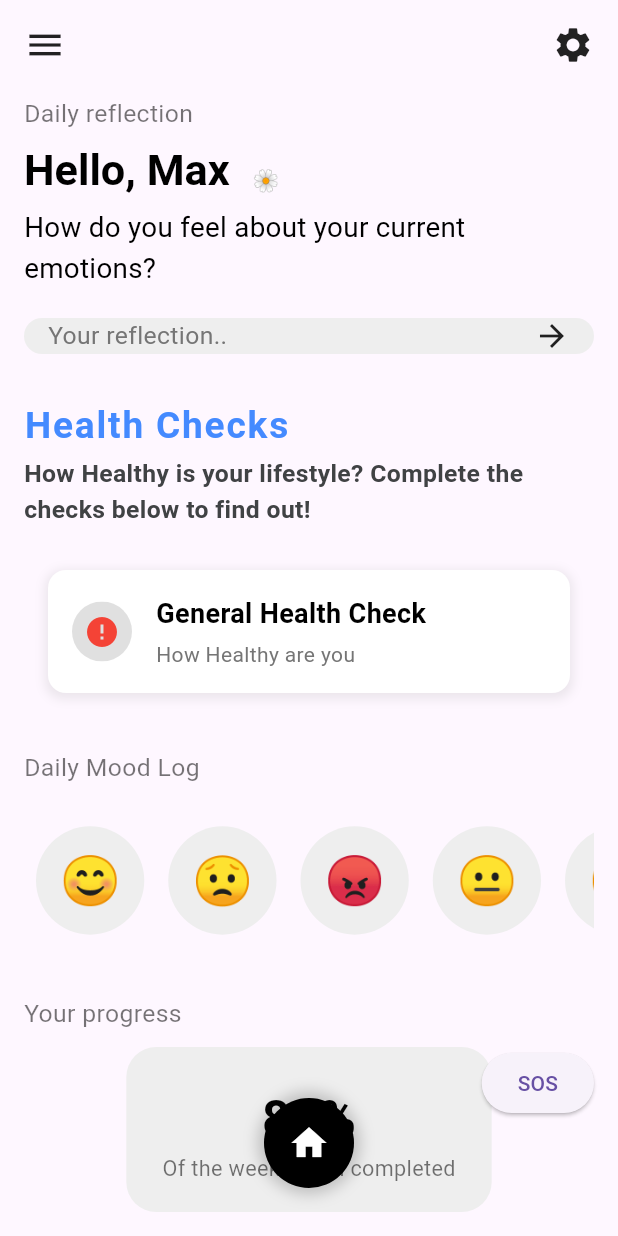
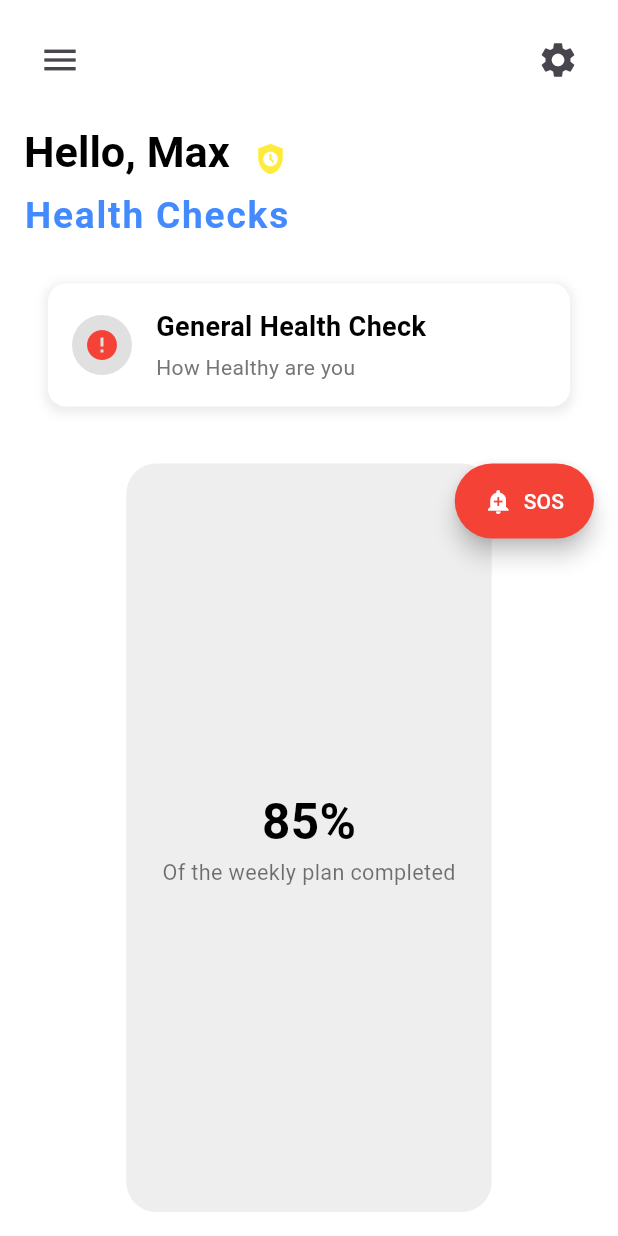
Before and after one commit to navaneeth0041/VitaCare, a Flutter app: the ReflectionPage screen opened directly, on a phone screen of 412 x 824 dp. Run offline on Flutter 3.47's test engine with Material 3 defaults, Android fonts, the phone set to English and light mode, and no system bars; our stand-ins replace cloud_firestore, firebase_core, firebase_storage, flutter_local_notifications, flutter_riverpod, flutter_tts and 5 more; accounts and stored records are empty; network calls fail.

Commit message:
feat:Add SOS Button in all cod eand changd some uis

```diff
--- a/vitacare/lib/homepage.dart
+++ b/vitacare/lib/homepage.dart
@@ -5,6 +5,7 @@ import 'package:vitacare/ProfilePage.dart';
 import 'package:vitacare/aichat.dart';
 import 'package:vitacare/components/stat_card.dart';
 import 'package:vitacare/fitness_page.dart';
+import 'package:vitacare/meeting_page.dart';
 import 'package:vitacare/views/Medication/medication_tracker_screen.dart';
 import 'package:vitacare/reflection_page.dart';
 
@@ -39,7 +40,7 @@ class HomePageState extends State<HomePage> {
       ],
       remainingSeconds: 120,
     ),
-    const ReflectionPage(),
+    MeetingPage(),
     MedicationTrackerScreen(),
     const DoctorAppointmentPage(),
     const PatientProfilePage(),
--- a/vitacare/lib/reflection_page.dart
+++ b/vitacare/lib/reflection_page.dart
@@ -15,27 +15,33 @@ class ReflectionPage extends StatelessWidget {
     final double screenWidth = MediaQuery.of(context).size.width;
 
     return Scaffold(
+      backgroundColor: Colors.white,
       body: SafeArea(
+        child: Container(
+          decoration: BoxDecoration(
+          ),
           child: Padding(
             padding: const EdgeInsets.all(16.0),
             child: Column(
               crossAxisAlignment: CrossAxisAlignment.start,
               children: [
-              const Row(
+                // Header icons with a pulsing animation on tap
+                Row(
                   mainAxisAlignment: MainAxisAlignment.spaceBetween,
                   children: [
-                  Icon(Icons.menu, size: 28),
-                  Icon(Icons.settings, size: 28),
+                    IconButton(
+                      icon: const Icon(Icons.menu, size: 28),
+                      onPressed: () {},
+                    ),
+                    IconButton(
+                      icon: const Icon(Icons.settings, size: 28),
+                      onPressed: () {},
+                    ),
                   ],
                 ),
                 const SizedBox(height: 20),
 
-              Text(
-                'Daily reflection',
-                style: CustomStyles.subheadingTextStyle(screenWidth),
-              ),
-              const SizedBox(height: 8),
-
+                // Animated Hero Banner
                 RichText(
                   text: TextSpan(
                     text: 'Hello, Max ',
@@ -44,41 +50,13 @@ class ReflectionPage extends StatelessWidget {
                       WidgetSpan(
                         child: Padding(
                           padding: EdgeInsets.only(left: 8.0),
-                        child: Text('🌼'),
+                          child: Icon(Icons.safety_check, color: Colors.yellow, size: 24),
                         ),
                       ),
                     ],
                   ),
                 ),
                 const SizedBox(height: 8),
-
-              Text(
-                'How do you feel about your current emotions?',
-                style: CustomStyles.questionTextStyle(screenWidth),
-              ),
-              const SizedBox(height: 20),
-
-              Container(
-                padding: const EdgeInsets.symmetric(horizontal: 16),
-                decoration: BoxDecoration(
-                  color: Colors.grey.shade200,
-                  borderRadius: BorderRadius.circular(20),
-                ),
-                child: Row(
-                  mainAxisAlignment: MainAxisAlignment.spaceBetween,
-                  children: [
-                    Text(
-                      'Your reflection..',
-                      style: TextStyle(
-                        fontSize: screenWidth * 0.04,
-                        color: Colors.grey.shade600,
-                      ),
-                    ),
-                    const Icon(Icons.arrow_forward, size: 24),
-                  ],
-                ),
-              ),
-              const SizedBox(height: 30),
 
                 // Health Check Section
                 Text(
@@ -89,20 +67,8 @@ class ReflectionPage extends StatelessWidget {
                     color: Colors.blueAccent,
                     letterSpacing: 1.2,
                   ),
-                overflow: TextOverflow.ellipsis,
-              ),
-              const SizedBox(height: 3),
-              Text(
-                'How Healthy is your lifestyle? Complete the checks below to find out!',
-                style: TextStyle(
-                  fontSize: screenWidth * 0.04,
-                  fontWeight: FontWeight.bold,
-                  color: const Color.fromRGBO(64, 66, 68, 1),
-                ),
-                overflow: TextOverflow.visible,
                 ),
                 const SizedBox(height: 20),
-
                 Checkcontainer(
                   title: "General Health Check",
                   subtitle: "How Healthy are you",
@@ -122,42 +88,13 @@ class ReflectionPage extends StatelessWidget {
                     );
                   },
                 ),
-
                 const SizedBox(height: 30),
 
-              Text(
-                'Daily Mood Log',
-                style: CustomStyles.subheadingTextStyle(screenWidth),
-              ),
-              const SizedBox(height: 16),
-
-              const SingleChildScrollView(
-                scrollDirection: Axis.horizontal,
-                child: Row(
-                  mainAxisAlignment: MainAxisAlignment.spaceAround,
-                  children: [
-                    MoodEmoji(icon: '😊'),
-                    MoodEmoji(icon: '😟'),
-                    MoodEmoji(icon: '😡'),
-                    MoodEmoji(icon: '😐'),
-                    MoodEmoji(icon: '😞'),
-                    MoodEmoji(icon: '😄'),
-                  ],
-                ),
-              ),
-              const SizedBox(height: 30),
-
-              Text(
-                'Your progress',
-                style: CustomStyles.subheadingTextStyle(screenWidth),
-              ),
-              const SizedBox(height: 10),
-
+                // Animated Progress Indicator
                 Expanded(
                   child: Stack(
                     children: [
-                    Align(
-                      alignment: Alignment.center,
+                      Center(
                         child: Container(
                           padding: const EdgeInsets.all(24),
                           decoration: BoxDecoration(
@@ -167,9 +104,15 @@ class ReflectionPage extends StatelessWidget {
                           child: Column(
                             mainAxisAlignment: MainAxisAlignment.center,
                             children: [
-                            Text(
-                              '89%',
+                              TweenAnimationBuilder(
+                                tween: Tween<double>(begin: 0, end: 89),
+                                duration: const Duration(seconds: 2),
+                                builder: (context, value, child) {
+                                  return Text(
+                                    '${value.toStringAsFixed(0)}%',
                                     style: CustomStyles.progressTextStyle(screenWidth),
+                                  );
+                                },
                               ),
                               Text(
                                 'Of the weekly plan completed',
@@ -186,13 +129,6 @@ class ReflectionPage extends StatelessWidget {
                           emergencyContacts: const ['+918089198810','+916238170626'],
                         ),
                       ),
-                    Align(
-                      alignment: Alignment.bottomCenter,
-                      child: Padding(
-                        padding: const EdgeInsets.only(bottom: 16.0),
-                        child: _buildBottomNavButton(Icons.home),
-                      ),
-                    ),
                     ],
                   ),
                 ),
@@ -200,17 +136,24 @@ class ReflectionPage extends StatelessWidget {
             ),
           ),
         ),
+      ),
     );
   }
 
   Widget _buildBottomNavButton(IconData icon) {
-    return Container(
+    return GestureDetector(
+      onTap: () {
+        // Add navigation or action on tap
+      },
+      child: Container(
         decoration: BoxDecoration(
-        color: Colors.black,
+          gradient: LinearGradient(
+            colors: [Colors.blue.shade600, Colors.blueAccent],
+          ),
           shape: BoxShape.circle,
           boxShadow: [
             BoxShadow(
-            color: Colors.black.withOpacity(0.2),
+              color: Colors.blue.withOpacity(0.2),
               spreadRadius: 4,
               blurRadius: 8,
             ),
@@ -222,6 +165,7 @@ class ReflectionPage extends StatelessWidget {
           color: Colors.white,
           size: 28,
         ),
+      ),
     );
   }
 }
--- a/vitacare/lib/sos_button.dart
+++ b/vitacare/lib/sos_button.dart
@@ -49,11 +49,26 @@ class SOSButton extends StatelessWidget {
     }
   }
 
-  @override
+ @override
   Widget build(BuildContext context) {
-    return ElevatedButton(
+    return ElevatedButton.icon(
       onPressed: () => handleSOS(),
-      child: Text('SOS'),
+      icon: const Icon(
+        Icons.add_alert, // You can choose any suitable icon
+        color: Colors.white,
+      ),
+      label: const Text(
+        'SOS',
+        style: TextStyle(color: Colors.white),
+      ),
+      style: ElevatedButton.styleFrom(
+        backgroundColor: Colors.red, // Background color
+        padding: const EdgeInsets.symmetric(horizontal: 20, vertical: 15), // Button padding
+        shape: RoundedRectangleBorder(
+          borderRadius: BorderRadius.circular(30), // Rounded corners
+        ),
+        elevation: 6, // Shadow effect
+      ),
     );
   }
 }
```
Also changed, not shown: vitacare/lib/main.dart (+10 -1 lines), vitacare/lib/views/Medication/medication_tracker_screen.dart (+37 -67 lines). Lines whose indentation alone changed are shown as unchanged.
